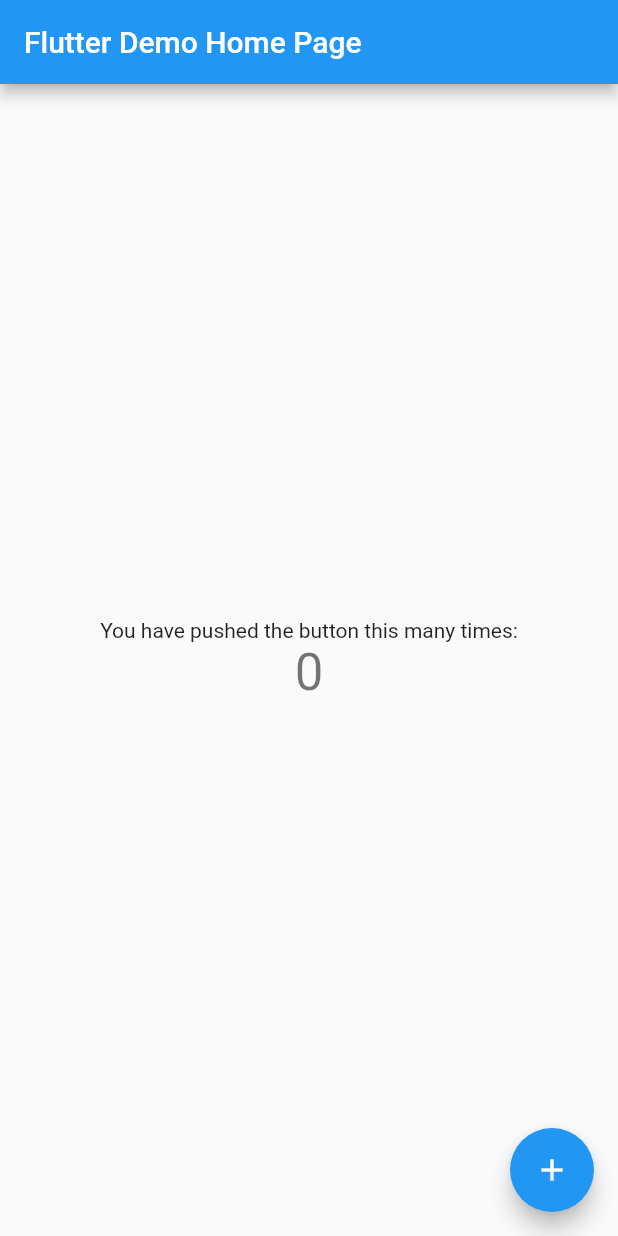
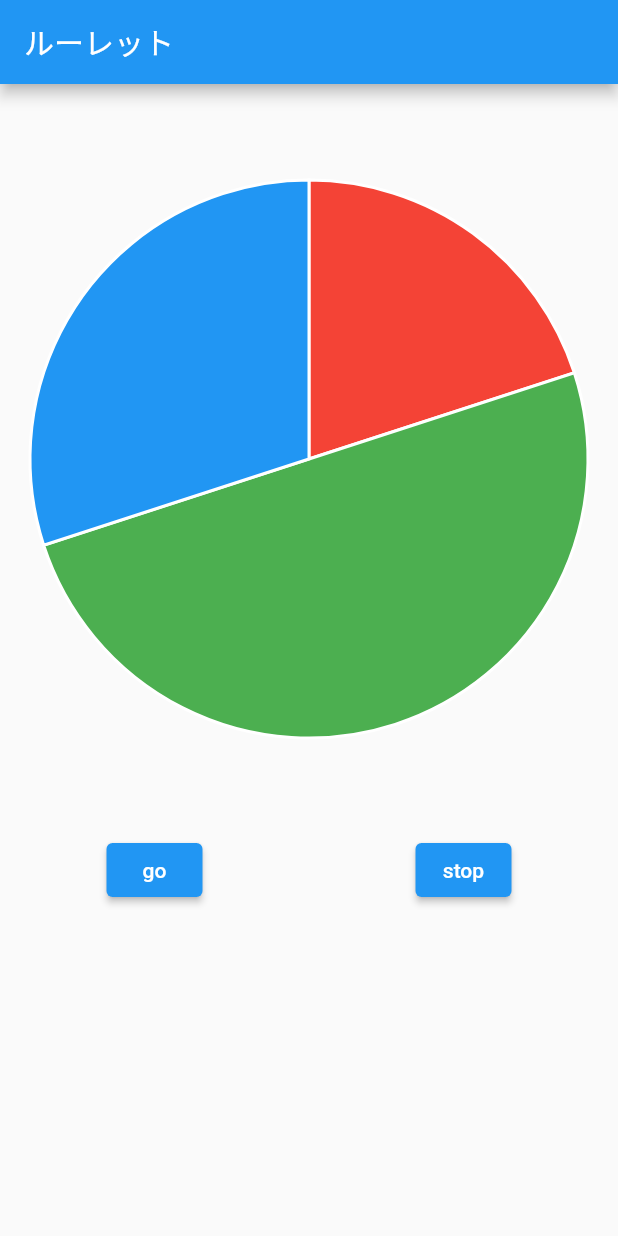
Before and after one commit to mkurom/rouletteApp, a Flutter app: the screen it shows after launch, on a phone screen of 412 x 824 dp. Run offline on Flutter 3.47's test engine with Material 2 defaults, Android fonts, the phone set to English and light mode, and no system bars; our stand-ins replace charts_flutter.

Commit message:
ルーレット作成

```diff
--- /dev/null
+++ b/lib/item_model.dart
@@ -0,0 +1,13 @@
+import 'package:charts_flutter/flutter.dart' as charts;
+
+class Item {
+  Item({
+    required this.title,
+    required this.ratio,
+    required this.color,
+  });
+
+  final String title;
+  final int ratio;
+  final charts.Color color;
+}
--- a/lib/main.dart
+++ b/lib/main.dart
@@ -6,7 +6,6 @@ void main() {
 }
 
 class MyApp extends StatelessWidget {
-  // This widget is the root of your application.
   @override
   Widget build(BuildContext context) {
     return MaterialApp(
@@ -14,54 +13,7 @@ class MyApp extends StatelessWidget {
       theme: ThemeData(
         primarySwatch: Colors.blue,
       ),
-      home: MyHomePage(title: 'Flutter Demo Home Page'),
+      home: RoulettePage(),
     );
   }
 }
-
-class MyHomePage extends StatefulWidget {
-  MyHomePage({Key? key, required this.title}) : super(key: key);
-
-  final String title;
-
-  @override
-  _MyHomePageState createState() => _MyHomePageState();
-}
-
-class _MyHomePageState extends State<MyHomePage> {
-  int _counter = 0;
-
-  void _incrementCounter() {
-    setState(() {
-      _counter++;
-    });
-  }
-
-  @override
-  Widget build(BuildContext context) {
-    return Scaffold(
-      appBar: AppBar(
-        title: Text(widget.title),
-      ),
-      body: Center(
-        child: Column(
-          mainAxisAlignment: MainAxisAlignment.center,
-          children: <Widget>[
-            Text(
-              'You have pushed the button this many times:',
-            ),
-            Text(
-              '$_counter',
-              style: Theme.of(context).textTheme.headline4,
-            ),
-          ],
-        ),
-      ),
-      floatingActionButton: FloatingActionButton(
-        onPressed: _incrementCounter,
-        tooltip: 'Increment',
-        child: Icon(Icons.add),
-      ),
-    );
-  }
-}
--- /dev/null
+++ b/lib/roulette_page.dart
@@ -0,0 +1,118 @@
+import 'package:flutter/material.dart';
+import 'package:charts_flutter/flutter.dart' as charts;
+import 'dart:math' as math;
+import 'package:roulette/item_model.dart';
+import 'package:roulette/sample_data.dart';
+
+class RoulettePage extends StatefulWidget {
+  RoulettePage({
+    Key? key,
+  }) : super(key: key);
+
+  @override
+  _RoulettePageState createState() => _RoulettePageState();
+}
+
+class _RoulettePageState extends State<RoulettePage>
+    with SingleTickerProviderStateMixin {
+  final List<charts.Series<Item, String>> _series = [];
+
+  bool animate = false;
+  double angle = 0;
+
+  late AnimationController controller;
+
+  @override
+  void initState() {
+    _rouletteData();
+
+    controller = AnimationController(
+      duration: Duration(
+        seconds: 1,
+      ),
+      vsync: this,
+    );
+    super.initState();
+  }
+
+  @override
+  Widget build(BuildContext context) {
+    return Scaffold(
+      appBar: AppBar(
+        title: Text(
+          'ルーレット',
+        ),
+      ),
+      body: Container(
+        child: Column(
+          children: [
+            RotationTransition(
+              turns: Tween(begin: 0.0, end: 10.0).animate(controller),
+              child: Transform.rotate(
+                angle: angle,
+                child: Container(
+                  width: 500,
+                  height: 500,
+                  child: Center(
+                    child: charts.PieChart(
+                      _series,
+                      animate: animate,
+                    ),
+                  ),
+                ),
+              ),
+            ),
+            Row(
+              mainAxisAlignment: MainAxisAlignment.spaceAround,
+              children: [
+                ElevatedButton(
+                  child: Text("go"),
+                  onPressed: () => controller.repeat(),
+                ),
+                ElevatedButton(
+                  child: Text("stop"),
+                  onPressed: () {
+                    controller.reset();
+                    setState(() {
+                      angle = math.Random().nextInt(10).toDouble();
+                    });
+                  },
+                ),
+              ],
+            ),
+          ],
+        ),
+      ),
+    );
+  }
+
+  void _rouletteData() {
+    _series.addAll(
+      [
+        charts.Series<Item, String>(
+          id: 'BudgetChart',
+          domainFn: (Item item, _) => item.title,
+          measureFn: (Item item, _) => item.ratio,
+          colorFn: (Item item, _) => item.color,
+          data: [
+            Item(
+              title: sampleItems[0].title,
+              ratio: sampleItems[0].ratio,
+              color: sampleItems[0].color,
+            ),
+            Item(
+              title: sampleItems[1].title,
+              ratio: sampleItems[1].ratio,
+              color: sampleItems[1].color,
+            ),
+            Item(
+              title: sampleItems[2].title,
+              ratio: sampleItems[2].ratio,
+              color: sampleItems[2].color,
+            )
+          ],
+        ),
+      ],
+    );
+  }
+}
--- /dev/null
+++ b/lib/sample_data.dart
@@ -0,0 +1,20 @@
+import 'package:roulette/item_model.dart';
+import 'package:charts_flutter/flutter.dart' as charts;
+
+List<Item> sampleItems = [
+  Item(
+    title: '項目1',
+    ratio: 20,
+    color: charts.MaterialPalette.red.shadeDefault,
+  ),
+  Item(
+    title: '項目2',
+    ratio: 50,
+    color: charts.MaterialPalette.green.shadeDefault,
+  ),
+  Item(
+    title: '項目3',
+    ratio: 30,
+    color: charts.MaterialPalette.blue.shadeDefault,
+  ),
+];
```
